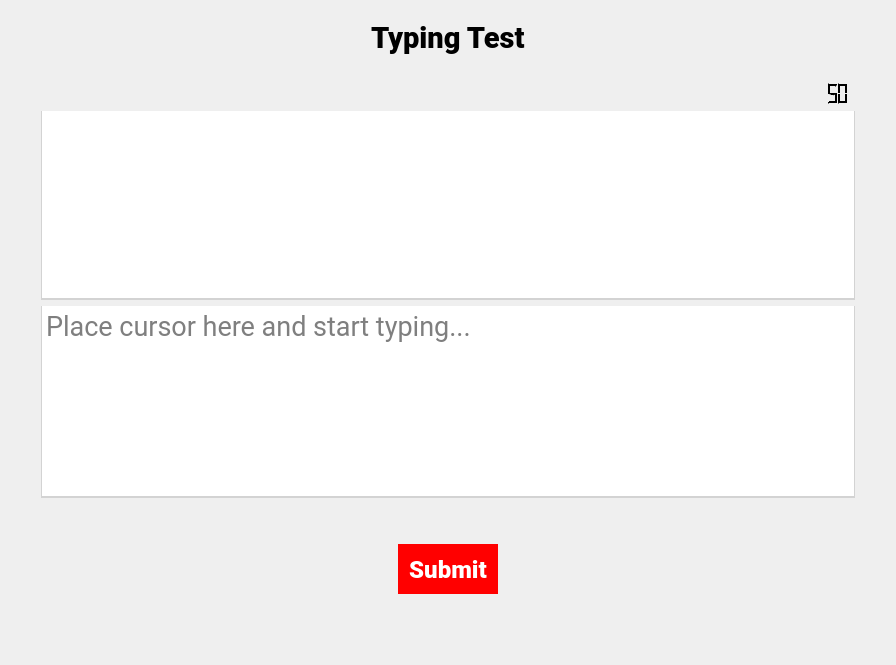
The window that ui/typing_page.ui (AndreiD049/Interview-Helper) describes before a commit, drawn with Qt 5.
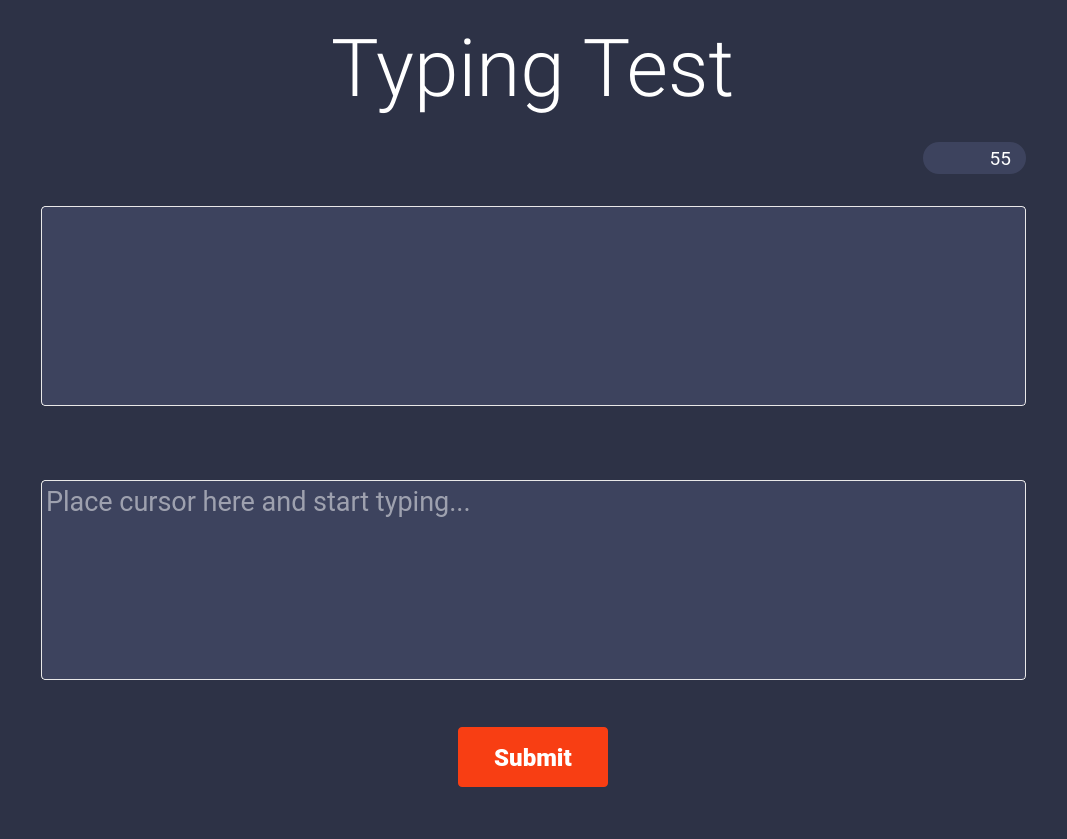
The same window after the commit. Icons and pictures are not drawn.

```diff
--- a/ui/typing_page.ui
+++ b/ui/typing_page.ui
@@ -6,8 +6,8 @@
    <rect>
     <x>0</x>
     <y>0</y>
-    <width>896</width>
-    <height>665</height>
+    <width>1067</width>
+    <height>839</height>
    </rect>
   </property>
   <property name="sizePolicy">
@@ -20,10 +20,25 @@
    <string>Form</string>
   </property>
   <property name="styleSheet">
-   <string notr="true">QPushButton { color: white;background-color: red; padding: 10px; border:none;}
-QPushButton:hover { background-color: coral;}
+   <string notr="true">QTextBrowser, QTextEdit { 
+background-color: #3D435E;
+color: #fff;
+border-radius: 4px;
+border: 1px solid #E9E8E8;
+}
+QWidget#Form {
+background-color: #2D3246;
+}
+QLabel {
+color: #fff;
+}
+QFrame#timeFrame {
+background-color: #3D435E;
+border-radius: 16px;
+}
+QPushButton {padding:20px;background-color:#F83E13;color:white;border:none;border-radius:4px;}
+QPushButton:hover {background-color:#CF8349;}
 QPushButton:pressed {margin-top:3px;}
-QTextBrowser, QTextEdit { border-top: none; border-left: 1px solid lightgrey; border-right: 1px solid lightgrey; border-bottom: 2px solid lightgrey;}
 </string>
   </property>
   <layout class="QHBoxLayout" name="horizontalLayout">
@@ -42,10 +57,10 @@
       <widget class="QLabel" name="lHeader">
        <property name="font">
         <font>
-         <family>Roboto Black</family>
-         <pointsize>22</pointsize>
-         <weight>75</weight>
-         <bold>true</bold>
+         <family>Roboto Light</family>
+         <pointsize>60</pointsize>
+         <weight>50</weight>
+         <bold>false</bold>
         </font>
        </property>
        <property name="text">
@@ -75,487 +90,119 @@
        </property>
       </spacer>
      </item>
-     <item alignment="Qt::AlignRight">
-      <widget class="QLCDNumber" name="lcdNumber">
-       <property name="sizePolicy">
-        <sizepolicy hsizetype="Minimum" vsizetype="Minimum">
-         <horstretch>0</horstretch>
-         <verstretch>0</verstretch>
-        </sizepolicy>
+     <item alignment="Qt::AlignRight|Qt::AlignTop">
+      <widget class="QFrame" name="timeFrame">
+       <property name="minimumSize">
+        <size>
+         <width>103</width>
+         <height>32</height>
+        </size>
        </property>
-       <property name="palette">
-        <palette>
-         <active>
-          <colorrole role="WindowText">
-           <brush brushstyle="SolidPattern">
-            <color alpha="255">
-             <red>255</red>
-             <green>255</green>
-             <blue>255</blue>
-            </color>
-           </brush>
-          </colorrole>
-          <colorrole role="Button">
-           <brush brushstyle="SolidPattern">
-            <color alpha="255">
-             <red>0</red>
-             <green>0</green>
-             <blue>0</blue>
-            </color>
-           </brush>
-          </colorrole>
-          <colorrole role="Light">
-           <brush brushstyle="SolidPattern">
-            <color alpha="255">
-             <red>0</red>
-             <green>0</green>
-             <blue>0</blue>
-            </color>
-           </brush>
-          </colorrole>
-          <colorrole role="Midlight">
-           <brush brushstyle="SolidPattern">
-            <color alpha="255">
-             <red>0</red>
-             <green>0</green>
-             <blue>0</blue>
-            </color>
-           </brush>
-          </colorrole>
-          <colorrole role="Dark">
-           <brush brushstyle="SolidPattern">
-            <color alpha="255">
-             <red>0</red>
-             <green>0</green>
-             <blue>0</blue>
-            </color>
-           </brush>
-          </colorrole>
-          <colorrole role="Mid">
-           <brush brushstyle="SolidPattern">
-            <color alpha="255">
-             <red>0</red>
-             <green>0</green>
-             <blue>0</blue>
-            </color>
-           </brush>
-          </colorrole>
-          <colorrole role="Text">
-           <brush brushstyle="SolidPattern">
-            <color alpha="255">
-             <red>255</red>
-             <green>255</green>
-             <blue>255</blue>
-            </color>
-           </brush>
-          </colorrole>
-          <colorrole role="BrightText">
-           <brush brushstyle="SolidPattern">
-            <color alpha="255">
-             <red>255</red>
-             <green>255</green>
-             <blue>255</blue>
-            </color>
-           </brush>
-          </colorrole>
-          <colorrole role="ButtonText">
-           <brush brushstyle="SolidPattern">
-            <color alpha="255">
-             <red>255</red>
-             <green>255</green>
-             <blue>255</blue>
-            </color>
-           </brush>
-          </colorrole>
-          <colorrole role="Base">
-           <brush brushstyle="SolidPattern">
-            <color alpha="255">
-             <red>0</red>
-             <green>0</green>
-             <blue>0</blue>
-            </color>
-           </brush>
-          </colorrole>
-          <colorrole role="Window">
-           <brush brushstyle="SolidPattern">
-            <color alpha="255">
-             <red>0</red>
-             <green>0</green>
-             <blue>0</blue>
-            </color>
-           </brush>
-          </colorrole>
-          <colorrole role="Shadow">
-           <brush brushstyle="SolidPattern">
-            <color alpha="255">
-             <red>0</red>
-             <green>0</green>
-             <blue>0</blue>
-            </color>
-           </brush>
-          </colorrole>
-          <colorrole role="AlternateBase">
-           <brush brushstyle="SolidPattern">
-            <color alpha="255">
-             <red>0</red>
-             <green>0</green>
-             <blue>0</blue>
-            </color>
-           </brush>
-          </colorrole>
-          <colorrole role="ToolTipBase">
-           <brush brushstyle="SolidPattern">
-            <color alpha="255">
-             <red>255</red>
-             <green>255</green>
-             <blue>220</blue>
-            </color>
-           </brush>
-          </colorrole>
-          <colorrole role="ToolTipText">
-           <brush brushstyle="SolidPattern">
-            <color alpha="255">
-             <red>0</red>
-             <green>0</green>
-             <blue>0</blue>
-            </color>
-           </brush>
-          </colorrole>
-          <colorrole role="PlaceholderText">
-           <brush brushstyle="SolidPattern">
-            <color alpha="128">
-             <red>255</red>
-             <green>255</green>
-             <blue>255</blue>
-            </color>
-           </brush>
-          </colorrole>
-         </active>
-         <inactive>
-          <colorrole role="WindowText">
-           <brush brushstyle="SolidPattern">
-            <color alpha="255">
-             <red>255</red>
-             <green>255</green>
-             <blue>255</blue>
-            </color>
-           </brush>
-          </colorrole>
-          <colorrole role="Button">
-           <brush brushstyle="SolidPattern">
-            <color alpha="255">
-             <red>0</red>
-             <green>0</green>
-             <blue>0</blue>
-            </color>
-           </brush>
-          </colorrole>
-          <colorrole role="Light">
-           <brush brushstyle="SolidPattern">
-            <color alpha="255">
-             <red>0</red>
-             <green>0</green>
-             <blue>0</blue>
-            </color>
-           </brush>
-          </colorrole>
-          <colorrole role="Midlight">
-           <brush brushstyle="SolidPattern">
-            <color alpha="255">
-             <red>0</red>
-             <green>0</green>
-             <blue>0</blue>
-            </color>
-           </brush>
-          </colorrole>
-          <colorrole role="Dark">
-           <brush brushstyle="SolidPattern">
-            <color alpha="255">
-             <red>0</red>
-             <green>0</green>
-             <blue>0</blue>
-            </color>
-           </brush>
-          </colorrole>
-          <colorrole role="Mid">
-           <brush brushstyle="SolidPattern">
-            <color alpha="255">
-             <red>0</red>
-             <green>0</green>
-             <blue>0</blue>
-            </color>
-           </brush>
-          </colorrole>
-          <colorrole role="Text">
-           <brush brushstyle="SolidPattern">
-            <color alpha="255">
-             <red>255</red>
-             <green>255</green>
-             <blue>255</blue>
-            </color>
-           </brush>
-          </colorrole>
-          <colorrole role="BrightText">
-           <brush brushstyle="SolidPattern">
-            <color alpha="255">
-             <red>255</red>
-             <green>255</green>
-             <blue>255</blue>
-            </color>
-           </brush>
-          </colorrole>
-          <colorrole role="ButtonText">
-           <brush brushstyle="SolidPattern">
-            <color alpha="255">
-             <red>255</red>
-             <green>255</green>
-             <blue>255</blue>
-            </color>
-           </brush>
-          </colorrole>
-          <colorrole role="Base">
-           <brush brushstyle="SolidPattern">
-            <color alpha="255">
-             <red>0</red>
-             <green>0</green>
-             <blue>0</blue>
-            </color>
-           </brush>
-          </colorrole>
-          <colorrole role="Window">
-           <brush brushstyle="SolidPattern">
-            <color alpha="255">
-             <red>0</red>
-             <green>0</green>
-             <blue>0</blue>
-            </color>
-           </brush>
-          </colorrole>
-          <colorrole role="Shadow">
-           <brush brushstyle="SolidPattern">
-            <color alpha="255">
-             <red>0</red>
-             <green>0</green>
-             <blue>0</blue>
-            </color>
-           </brush>
-          </colorrole>
-          <colorrole role="AlternateBase">
-           <brush brushstyle="SolidPattern">
-            <color alpha="255">
-             <red>0</red>
-             <green>0</green>
-             <blue>0</blue>
-            </color>
-           </brush>
-          </colorrole>
-          <colorrole role="ToolTipBase">
-           <brush brushstyle="SolidPattern">
-            <color alpha="255">
-             <red>255</red>
-             <green>255</green>
-             <blue>220</blue>
-            </color>
-           </brush>
-          </colorrole>
-          <colorrole role="ToolTipText">
-           <brush brushstyle="SolidPattern">
-            <color alpha="255">
-             <red>0</red>
-             <green>0</green>
-             <blue>0</blue>
-            </color>
-           </brush>
-          </colorrole>
-          <colorrole role="PlaceholderText">
-           <brush brushstyle="SolidPattern">
-            <color alpha="128">
-             <red>255</red>
-             <green>255</green>
-             <blue>255</blue>
-            </color>
-           </brush>
-          </colorrole>
-         </inactive>
-         <disabled>
-          <colorrole role="WindowText">
-           <brush brushstyle="SolidPattern">
-            <color alpha="255">
-             <red>0</red>
-             <green>0</green>
-             <blue>0</blue>
-            </color>
-           </brush>
-          </colorrole>
-          <colorrole role="Button">
-           <brush brushstyle="SolidPattern">
-            <color alpha="255">
-             <red>0</red>
-             <green>0</green>
-             <blue>0</blue>
-            </color>
-           </brush>
-          </colorrole>
-          <colorrole role="Light">
-           <brush brushstyle="SolidPattern">
-            <color alpha="255">
-             <red>0</red>
-             <green>0</green>
-             <blue>0</blue>
-            </color>
-           </brush>
-          </colorrole>
-          <colorrole role="Midlight">
-           <brush brushstyle="SolidPattern">
-            <color alpha="255">
-             <red>0</red>
-             <green>0</green>
-             <blue>0</blue>
-            </color>
-           </brush>
-          </colorrole>
-          <colorrole role="Dark">
-           <brush brushstyle="SolidPattern">
-            <color alpha="255">
-             <red>0</red>
-             <green>0</green>
-             <blue>0</blue>
-            </color>
-           </brush>
-          </colorrole>
-          <colorrole role="Mid">
-           <brush brushstyle="SolidPattern">
-            <color alpha="255">
-             <red>0</red>
-             <green>0</green>
-             <blue>0</blue>
-            </color>
-           </brush>
-          </colorrole>
-          <colorrole role="Text">
-           <brush brushstyle="SolidPattern">
-            <color alpha="255">
-             <red>0</red>
-             <green>0</green>
-             <blue>0</blue>
-            </color>
-           </brush>
-          </colorrole>
-          <colorrole role="BrightText">
-           <brush brushstyle="SolidPattern">
-            <color alpha="255">
-             <red>255</red>
-             <green>255</green>
-             <blue>255</blue>
-            </color>
-           </brush>
-          </colorrole>
-          <colorrole role="ButtonText">
-           <brush brushstyle="SolidPattern">
-            <color alpha="255">
-             <red>0</red>
-             <green>0</green>
-             <blue>0</blue>
-            </color>
-           </brush>
-          </colorrole>
-          <colorrole role="Base">
-           <brush brushstyle="SolidPattern">
-            <color alpha="255">
-             <red>0</red>
-             <green>0</green>
-             <blue>0</blue>
-            </color>
-           </brush>
-          </colorrole>
-          <colorrole role="Window">
-           <brush brushstyle="SolidPattern">
-            <color alpha="255">
-             <red>0</red>
-             <green>0</green>
-             <blue>0</blue>
-            </color>
-           </brush>
-          </colorrole>
-          <colorrole role="Shadow">
-           <brush brushstyle="SolidPattern">
-            <color alpha="255">
-             <red>0</red>
-             <green>0</green>
-             <blue>0</blue>
-            </color>
-           </brush>
-          </colorrole>
-          <colorrole role="AlternateBase">
-           <brush brushstyle="SolidPattern">
-            <color alpha="255">
-             <red>0</red>
-             <green>0</green>
-             <blue>0</blue>
-            </color>
-           </brush>
-          </colorrole>
-          <colorrole role="ToolTipBase">
-           <brush brushstyle="SolidPattern">
-            <color alpha="255">
-             <red>255</red>
-             <green>255</green>
-             <blue>220</blue>
-            </color>
-           </brush>
-          </colorrole>
-          <colorrole role="ToolTipText">
-           <brush brushstyle="SolidPattern">
-            <color alpha="255">
-             <red>0</red>
-             <green>0</green>
-             <blue>0</blue>
-            </color>
-           </brush>
-          </colorrole>
-          <colorrole role="PlaceholderText">
-           <brush brushstyle="SolidPattern">
-            <color alpha="128">
-             <red>255</red>
-             <green>255</green>
-             <blue>255</blue>
-            </color>
-           </brush>
-          </colorrole>
-         </disabled>
-        </palette>
-       </property>
-       <property name="font">
-        <font>
-         <family>Roboto</family>
-         <pointsize>9</pointsize>
-        </font>
-       </property>
-       <property name="styleSheet">
-        <string notr="true"/>
+       <property name="maximumSize">
+        <size>
+         <width>16777215</width>
+         <height>16777215</height>
+        </size>
        </property>
        <property name="frameShape">
-        <enum>QFrame::NoFrame</enum>
+        <enum>QFrame::StyledPanel</enum>
        </property>
        <property name="frameShadow">
         <enum>QFrame::Raised</enum>
        </property>
-       <property name="lineWidth">
-        <number>1</number>
-       </property>
-       <property name="smallDecimalPoint">
-        <bool>false</bool>
-       </property>
-       <property name="value" stdset="0">
-        <double>50.000000000000000</double>
-       </property>
-       <property name="intValue" stdset="0">
-        <number>50</number>
-       </property>
+       <layout class="QHBoxLayout" name="horizontalLayout_2">
+        <property name="spacing">
+         <number>0</number>
+        </property>
+        <property name="leftMargin">
+         <number>15</number>
+        </property>
+        <property name="topMargin">
+         <number>3</number>
+        </property>
+        <property name="rightMargin">
+         <number>15</number>
+        </property>
+        <property name="bottomMargin">
+         <number>3</number>
+        </property>
+        <item>
+         <widget class="QLabel" name="label_2">
+          <property name="sizePolicy">
+           <sizepolicy hsizetype="Fixed" vsizetype="Fixed">
+            <horstretch>0</horstretch>
+            <verstretch>0</verstretch>
+           </sizepolicy>
+          </property>
+          <property name="minimumSize">
+           <size>
+            <width>0</width>
+            <height>0</height>
+           </size>
+          </property>
+          <property name="text">
+           <string/>
+          </property>
+          <property name="pixmap">
+           <pixmap>../assets/icons/timer_white_1x.png</pixmap>
+          </property>
+          <property name="scaledContents">
+           <bool>false</bool>
+          </property>
+          <property name="alignment">
+           <set>Qt::AlignLeading|Qt::AlignLeft|Qt::AlignTop</set>
+          </property>
+          <property name="margin">
+           <number>0</number>
+          </property>
+         </widget>
+        </item>
+        <item>
+         <widget class="QLabel" name="lcdNumber">
+          <property name="font">
+           <font>
+            <family>Roboto</family>
+            <pointsize>14</pointsize>
+           </font>
+          </property>
+          <property name="text">
+           <string>55</string>
+          </property>
+          <property name="alignment">
+           <set>Qt::AlignRight|Qt::AlignTrailing|Qt::AlignVCenter</set>
+          </property>
+         </widget>
+        </item>
+       </layout>
       </widget>
      </item>
+     <item>
+      <widget class="QWidget" name="widget" native="true"/>
+     </item>
+     <item>
+      <spacer name="verticalSpacer_5">
+       <property name="orientation">
+        <enum>Qt::Vertical</enum>
+       </property>
+       <property name="sizeType">
+        <enum>QSizePolicy::Fixed</enum>
+       </property>
+       <property name="sizeHint" stdset="0">
+        <size>
+         <width>20</width>
+         <height>20</height>
+        </size>
+       </property>
+      </spacer>
+     </item>
      <item>
       <widget class="QTextBrowser" name="expectedText">
+       <property name="minimumSize">
+        <size>
+         <width>0</width>
+         <height>200</height>
+        </size>
+       </property>
        <property name="font">
         <font>
          <family>Roboto</family>
@@ -583,8 +230,30 @@
        </property>
       </widget>
      </item>
+     <item>
+      <spacer name="verticalSpacer_4">
+       <property name="orientation">
+        <enum>Qt::Vertical</enum>
+       </property>
+       <property name="sizeType">
+        <enum>QSizePolicy::Fixed</enum>
+       </property>
+       <property name="sizeHint" stdset="0">
+        <size>
+         <width>20</width>
+         <height>68</height>
+        </size>
+       </property>
+      </spacer>
+     </item>
      <item>
       <widget class="QTextEdit" name="textEdit">
+       <property name="minimumSize">
+        <size>
+         <width>0</width>
+         <height>200</height>
+        </size>
+       </property>
        <property name="font">
         <font>
          <family>Roboto</family>
@@ -610,7 +279,7 @@
        <property name="sizeHint" stdset="0">
         <size>
          <width>20</width>
-         <height>40</height>
+         <height>68</height>
         </size>
        </property>
       </spacer>
@@ -625,8 +294,8 @@
        </property>
        <property name="minimumSize">
         <size>
-         <width>100</width>
-         <height>50</height>
+         <width>150</width>
+         <height>60</height>
         </size>
        </property>
        <property name="font">
@@ -671,7 +340,7 @@
        <property name="sizeHint" stdset="0">
         <size>
          <width>20</width>
-         <height>60</height>
+         <height>68</height>
         </size>
        </property>
       </spacer>
```
